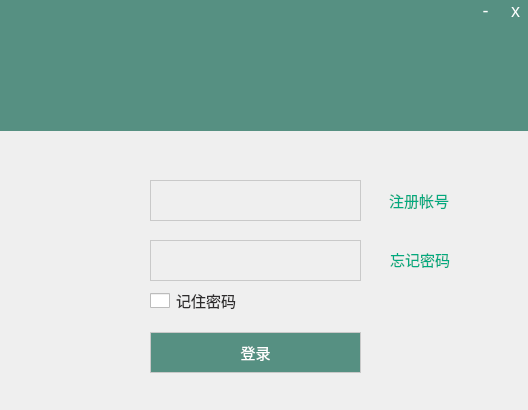
First picture: the form in QBox/login.ui, repository BuleHell/QBox, before the edit.
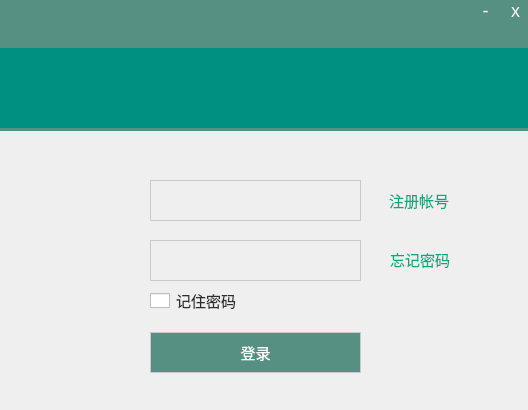
Second picture: the form after the edit. Icons and pictures are not drawn.

The edit to the form file:
```diff
--- a/QBox/login.ui
+++ b/QBox/login.ui
@@ -23,6 +23,12 @@
 	outline:none;
 	color:#333;
 }
+/*再来一个Logo动画*/
+QLabel#Logo{
+	background: #009082;
+	outline:none;
+	color:#333;
+}
 
 /*注册*/
 QLabel#labelRegist {
@@ -370,14 +376,23 @@
    <property name="geometry">
     <rect>
      <x>0</x>
-     <y>-1</y>
+     <y>48</y>
      <width>530</width>
-     <height>130</height>
+     <height>80</height>
     </rect>
    </property>
+   <property name="font">
+    <font>
+     <family>微软雅黑</family>
+     <pointsize>-1</pointsize>
+    </font>
+   </property>
    <property name="text">
     <string/>
    </property>
+   <property name="alignment">
+    <set>Qt::AlignCenter</set>
+   </property>
   </widget>
  </widget>
  <resources>
```
